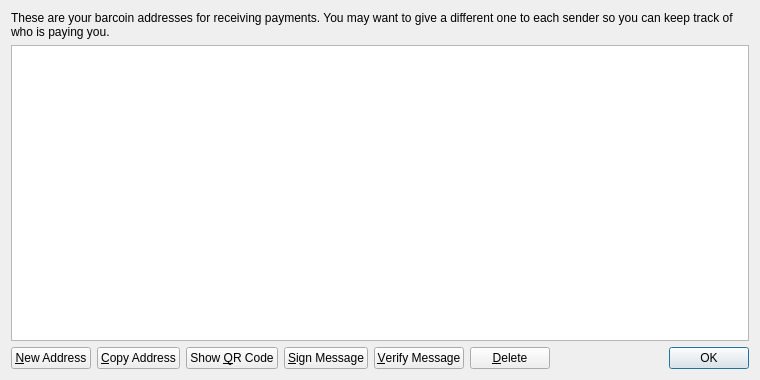
Above: src/qt/forms/addressbookpage.ui from SpoonITCurrency/SpoonITCoin before the change. Below: the same form after it.
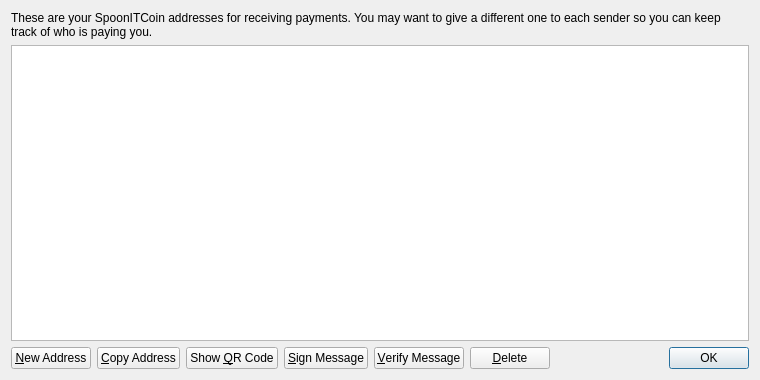
That is the form after the change. Icons and pictures are not drawn.

Patch:
```diff
--- a/src/qt/forms/addressbookpage.ui
+++ b/src/qt/forms/addressbookpage.ui
@@ -17,7 +17,7 @@
    <item>
     <widget class="QLabel" name="labelExplanation">
      <property name="text">
-      <string>These are your barcoin addresses for receiving payments. You may want to give a different one to each sender so you can keep track of who is paying you.</string>
+      <string>These are your SpoonITCoin addresses for receiving payments. You may want to give a different one to each sender so you can keep track of who is paying you.</string>
      </property>
      <property name="textFormat">
       <enum>Qt::PlainText</enum>
```
Left out of the diff: 4 changed lines with no effect on the pictures.
